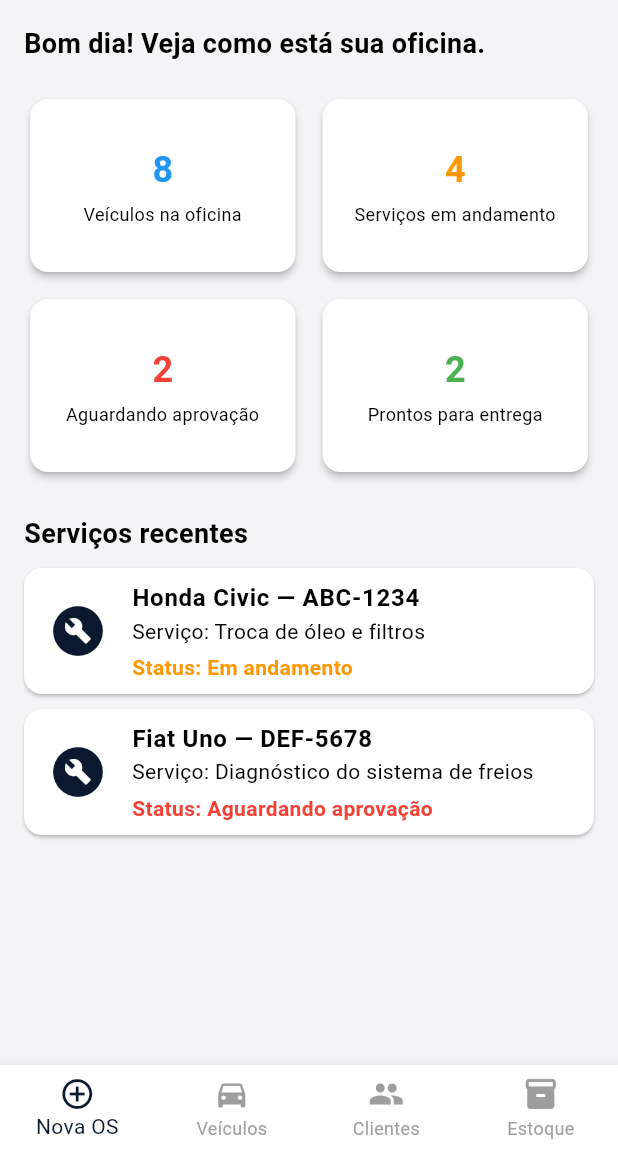
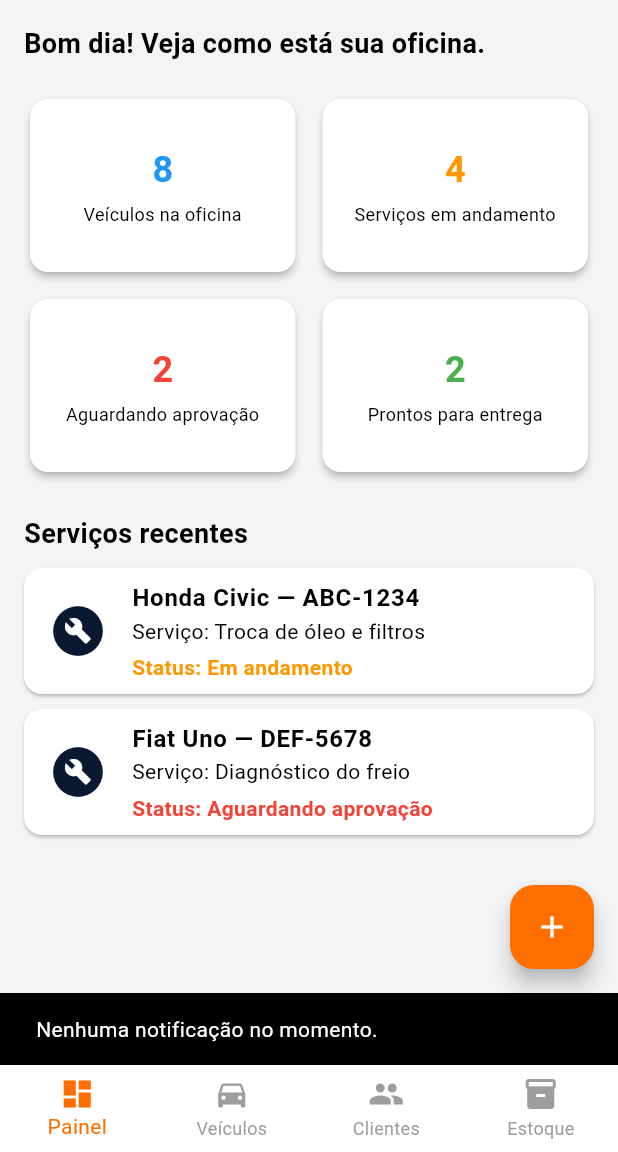
Before and after one commit to Miguel-dev23/projeto_final_mobile_senai, a Flutter app: the screen it shows after launch, after a tap on the "notifications" icon, on a phone screen of 412 x 824 dp, the part 84-1236 px from its top. Run offline on Flutter 3.47's test engine with Material 3 defaults, Android fonts, the phone set to English and light mode, and no system bars.

Commit message:
feat: correcao dos erros anteriores

```diff
--- a/lib/screens/home_screen.dart
+++ b/lib/screens/home_screen.dart
@@ -1,7 +1,28 @@
 import 'package:flutter/material.dart';
 
-class HomeScreen extends StatelessWidget {
+class HomeScreen extends StatefulWidget {
   const HomeScreen({super.key});
+
+  @override
+  State<HomeScreen> createState() => _HomeScreenState();
+}
+
+class _HomeScreenState extends State<HomeScreen> {
+  int _selectedIndex = 0;
+
+  // Lista de telas que serão exibidas ao clicar no menu inferior
+  static const List<Widget> _telas = <Widget>[
+    DashboardWidget(), // Tela principal original (índice 0)
+    Center(child: Text('Tela de Veículos em construção 🚧', style: TextStyle(fontSize: 20))), // Índice 1
+    Center(child: Text('Tela de Clientes em construção 🚧', style: TextStyle(fontSize: 20))), // Índice 2
+    Center(child: Text('Tela de Estoque em construção 🚧', style: TextStyle(fontSize: 20))), // Índice 3
+  ];
+
+  void _onItemTapped(int index) {
+    setState(() {
+      _selectedIndex = index;
+    });
+  }
 
   @override
   Widget build(BuildContext context) {
@@ -12,7 +33,9 @@ class HomeScreen extends StatelessWidget {
         actions: [
           IconButton(
             icon: const Icon(Icons.notifications, color: Colors.white),
-            onPressed: () {},
+            onPressed: () {
+              ScaffoldMessenger.of(context).showSnackBar(const SnackBar(content: Text('Nenhuma notificação no momento.')));
+            },
           ),
           IconButton(
             icon: const Icon(Icons.account_circle, color: Colors.white),
@@ -20,7 +43,39 @@ class HomeScreen extends StatelessWidget {
           ),
         ],
       ),
-      body: SingleChildScrollView(
+      body: _telas.elementAt(_selectedIndex),
+      bottomNavigationBar: BottomNavigationBar(
+        type: BottomNavigationBarType.fixed,
+        items: const [
+          BottomNavigationBarItem(icon: Icon(Icons.dashboard), label: 'Painel'),
+          BottomNavigationBarItem(icon: Icon(Icons.directions_car), label: 'Veículos'),
+          BottomNavigationBarItem(icon: Icon(Icons.people), label: 'Clientes'),
+          BottomNavigationBarItem(icon: Icon(Icons.inventory), label: 'Estoque'),
+        ],
+        currentIndex: _selectedIndex,
+        selectedItemColor: const Color(0xFFFF6F00), // Laranja quando selecionado
+        unselectedItemColor: Colors.grey,
+        onTap: _onItemTapped,
+      ),
+      // Botão flutuante para a Nova OS
+      floatingActionButton: FloatingActionButton(
+        backgroundColor: const Color(0xFFFF6F00),
+        onPressed: () {
+          ScaffoldMessenger.of(context).showSnackBar(const SnackBar(content: Text('Abrindo formulário de Nova OS...')));
+        },
+        child: const Icon(Icons.add, color: Colors.white),
+      ),
+    );
+  }
+}
+
+// Transformamos o corpo da sua tela antiga em um Widget separado
+class DashboardWidget extends StatelessWidget {
+  const DashboardWidget({super.key});
+
+  @override
+  Widget build(BuildContext context) {
+    return SingleChildScrollView(
       child: Padding(
         padding: const EdgeInsets.all(16.0),
         child: Column(
@@ -31,7 +86,6 @@ class HomeScreen extends StatelessWidget {
               style: TextStyle(fontSize: 18, fontWeight: FontWeight.bold),
             ),
             const SizedBox(height: 20),
-              // Indicadores
             GridView.count(
               shrinkWrap: true,
               physics: const NeverScrollableScrollPhysics(),
@@ -53,21 +107,9 @@ class HomeScreen extends StatelessWidget {
             ),
             const SizedBox(height: 10),
             _buildServiceListItem('Honda Civic — ABC-1234', 'Troca de óleo e filtros', 'Em andamento', Colors.orange),
-              _buildServiceListItem('Fiat Uno — DEF-5678', 'Diagnóstico do sistema de freios', 'Aguardando aprovação', Colors.red),
+            _buildServiceListItem('Fiat Uno — DEF-5678', 'Diagnóstico do freio', 'Aguardando aprovação', Colors.red),
           ],
         ),
-        ),
-      ),
-      bottomNavigationBar: BottomNavigationBar(
-        type: BottomNavigationBarType.fixed,
-        items: const [
-          BottomNavigationBarItem(icon: Icon(Icons.add_circle_outline), label: 'Nova OS'),
-          BottomNavigationBarItem(icon: Icon(Icons.directions_car), label: 'Veículos'),
-          BottomNavigationBarItem(icon: Icon(Icons.people), label: 'Clientes'),
-          BottomNavigationBarItem(icon: Icon(Icons.inventory), label: 'Estoque'),
-        ],
-        selectedItemColor: const Color(0xFF0A192F),
-        unselectedItemColor: Colors.grey,
       ),
     );
   }
@@ -103,6 +145,9 @@ class HomeScreen extends StatelessWidget {
             Text('Status: $status', style: TextStyle(color: statusColor, fontWeight: FontWeight.bold)),
           ],
         ),
+        onTap: () {
+          // Ação ao clicar no card do serviço
+        },
       ),
     );
   }
--- a/lib/screens/splash_screen.dart
+++ b/lib/screens/splash_screen.dart
@@ -25,11 +25,10 @@ class _SplashScreenState extends State<SplashScreen> {
         child: Column(
           mainAxisAlignment: MainAxisAlignment.center,
           children: [
-            // Representando o logo
-            const Icon(
-              Icons.settings,
-              size: 100,
-              color: Colors.white,
+            // Logo inserida aqui no lugar do ícone
+            Image.asset(
+              'assets/images/logo.png', // Lembre-se de mudar para .jpg se tiver salvo como jpg
+              width: 150,
             ),
             const SizedBox(height: 20),
             const Text(
--- a/pubspec.yaml
+++ b/pubspec.yaml
@@ -19,3 +19,7 @@ dev_dependencies:
 
 flutter:
   uses-material-design: true
+  flutter:
+  uses-material-design: true
+  assets:
+    - assets/images/
```
Also changed, not shown: 1 other file. Lines whose indentation alone changed are shown as unchanged.
